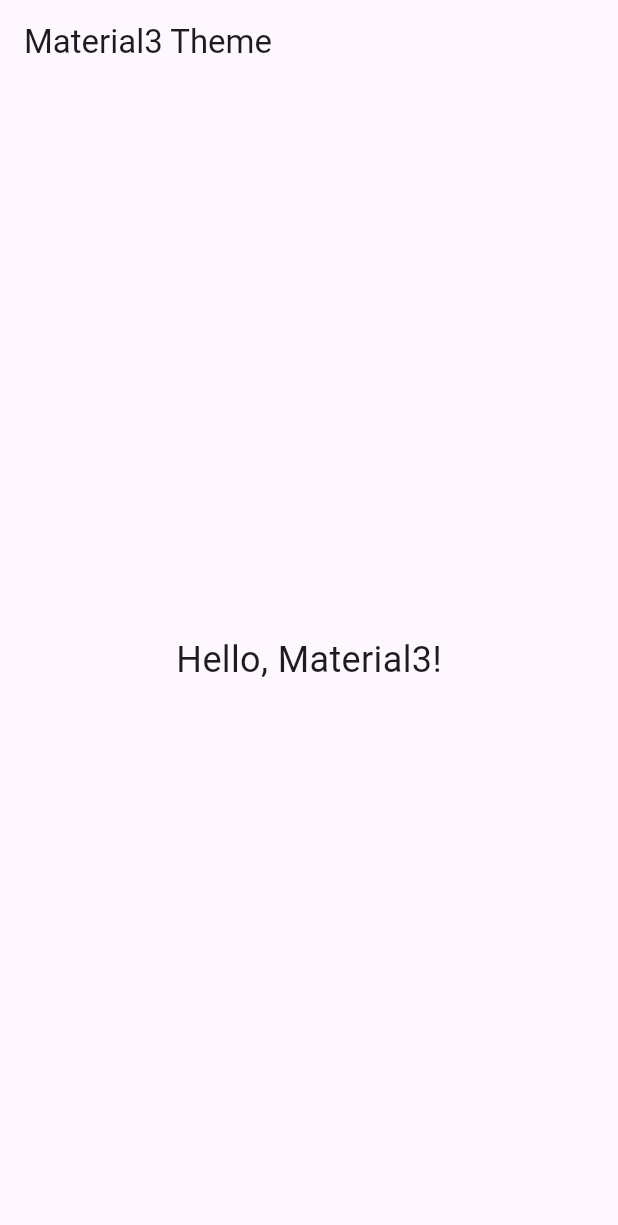
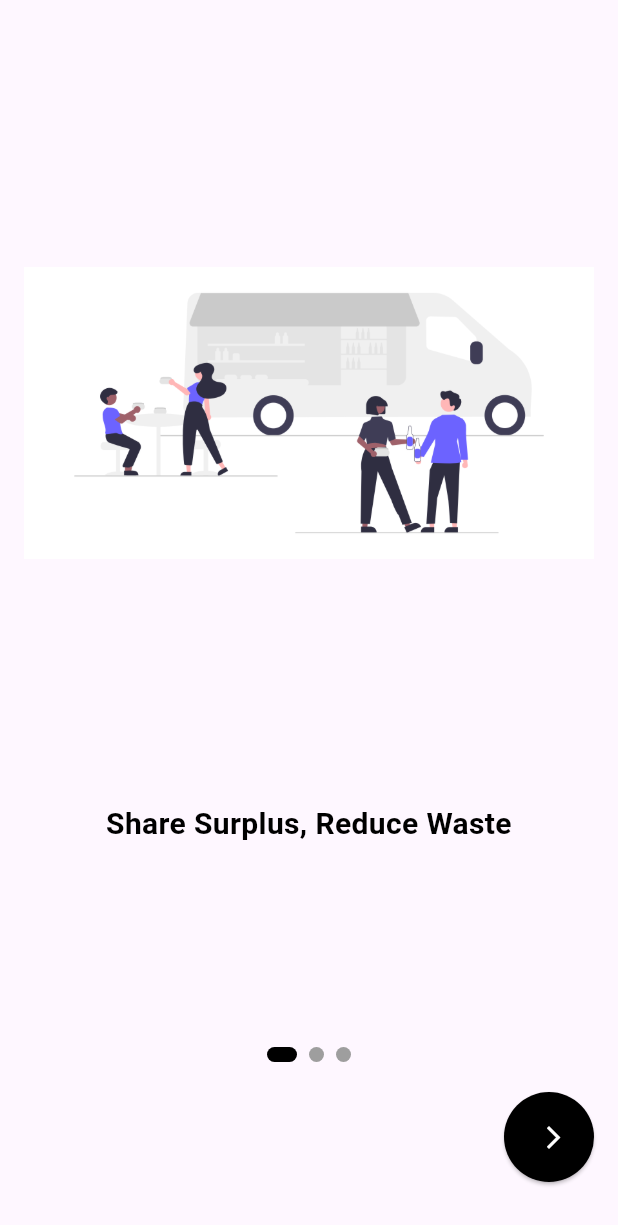
Before and after one commit to mohdshahzil/food_share, a Flutter app: the screen it shows after launch, on a phone screen of 412 x 824 dp. Shown: the top 1225 px of the screen. Run offline on Flutter 3.47's test engine with Material 3 defaults, Android fonts, the phone set to English and light mode, and no system bars.

Commit message:
onboarding screen added

```diff
--- a/lib/main.dart
+++ b/lib/main.dart
@@ -1,4 +1,5 @@
 import 'package:flutter/material.dart';
+import 'package:food_share/screens/onboarding_screen.dart';
 
 void main() {
   runApp(const MyApp());
@@ -14,20 +15,10 @@
       title: 'Flutter Demo',
       debugShowCheckedModeBanner: false,
       theme: ThemeData(
-        colorScheme: ColorScheme.fromSeed(seedColor: Colors.deepPurple),
+        // colorScheme: ColorScheme.fromSeed(seedColor: Colors.deepPurple),
         useMaterial3: true,
       ),
-      home: Scaffold(
-        appBar: AppBar(
-          title: const Text('Material3 Theme'),
-        ),
-        body: const Center(
-          child: Text(
-            'Hello, Material3!',
-            style: TextStyle(fontSize: 24),
-          ),
-        ),
-      ),
+      home: Scaffold(body: OnboardingScreen()),
     );
   }
 }
--- /dev/null
+++ b/lib/screens/onboarding_screen.dart
@@ -0,0 +1,145 @@
+import 'package:flutter/material.dart';
+
+class OnboardingScreen extends StatefulWidget {
+  const OnboardingScreen({super.key});
+
+  @override
+  State<OnboardingScreen> createState() => _OnboardingScreenState();
+}
+
+class _OnboardingScreenState extends State<OnboardingScreen> {
+  late PageController _pageController;
+  int _currentPage = 0;
+
+  @override
+  void initState() {
+    _pageController = PageController(initialPage: 0);
+    super.initState();
+  }
+
+  @override
+  void dispose() {
+    _pageController.dispose();
+    super.dispose();
+  }
+
+  @override
+  Widget build(BuildContext context) {
+    return Scaffold(
+      body: SafeArea(
+        child: Padding(
+          padding: const EdgeInsets.all(16.0),
+          child: Column(
+            children: [
+              Expanded(
+                child: PageView.builder(
+                  itemCount: demoData.length,
+                  controller: _pageController,
+                  onPageChanged: (index) {
+                    setState(() {
+                      _currentPage = index;
+                    });
+                  },
+                  itemBuilder: (context, index) => OnboardContent(
+                    image: demoData[index].image,
+                    title: demoData[index].title,
+                  ),
+                ),
+              ),
+              Row(
+                mainAxisAlignment: MainAxisAlignment.center,
+                children: List.generate(
+                  demoData.length,
+                  (index) => buildDot(index: index),
+                ),
+              ),
+              const SizedBox(height: 20),
+              Row(
+                mainAxisAlignment: MainAxisAlignment.spaceBetween,
+                children: [
+                  const SizedBox(width: 60), // Placeholder for alignment
+                  SizedBox(
+                    height: 60,
+                    width: 60,
+                    child: ElevatedButton(
+                      onPressed: () {
+                        if (_currentPage < demoData.length - 1) {
+                          _pageController.nextPage(
+                            curve: Curves.ease,
+                            duration: const Duration(milliseconds: 300),
+                          );
+                        } else {
+                          // Navigate to role selection or next screen
+                        }
+                      },
+                      style: ElevatedButton.styleFrom(
+                        shape: const CircleBorder(),
+                        backgroundColor: Colors.black,
+                      ),
+                      child: const Icon(Icons.arrow_forward_ios, color: Colors.white),
+                    ),
+                  ),
+                ],
+              ),
+              const SizedBox(height: 20),
+            ],
+          ),
+        ),
+      ),
+    );
+  }
+
+  Widget buildDot({required int index}) {
+    return AnimatedContainer(
+      duration: const Duration(milliseconds: 300),
+      margin: const EdgeInsets.symmetric(horizontal: 4),
+      height: 10,
+      width: _currentPage == index ? 20 : 10,
+      decoration: BoxDecoration(
+        color: _currentPage == index ? Colors.black : Colors.grey,
+        borderRadius: BorderRadius.circular(12),
+      ),
+    );
+  }
+}
+
+class Onboard {
+  final String image, title;
+  Onboard({required this.image, required this.title});
+}
+
+final List<Onboard> demoData = [
+  Onboard(image: "assets/streetfood.png", title: "Share Surplus, Reduce Waste"),
+  Onboard(image: "assets/streetfood.png", title: "Help Those in Need"),
+  Onboard(image: "assets/streetfood.png", title: "Join the Food Sharing Community"),
+];
+
+class OnboardContent extends StatelessWidget {
+  const OnboardContent({super.key, required this.image, required this.title});
+
+  final String image, title;
+
+  @override
+  Widget build(BuildContext context) {
+    return Column(
+      children: [
+        const Spacer(),
+        Image.asset(
+          image,
+          height: 250,
+        ),
+        const Spacer(),
+        Text(
+          title,
+          textAlign: TextAlign.center,
+          style: const TextStyle(
+            fontSize: 20,
+            fontWeight: FontWeight.bold,
+            color: Colors.black,
+          ),
+        ),
+        const Spacer(),
+      ],
+    );
+  }
+}
--- a/pubspec.yaml
+++ b/pubspec.yaml
@@ -59,9 +59,9 @@
   uses-material-design: true
 
   # To add assets to your application, add an assets section, like this:
-  # assets:
-  #   - images/a_dot_burr.jpeg
-  #   - images/a_dot_ham.jpeg
+  assets:
+    - assets/streetfood.png
+
 
   # An image asset can refer to one or more resolution-specific "variants", see
   # https://flutter.dev/to/resolution-aware-images
```
Also changed, not shown: assets/streetfood.png (added).
